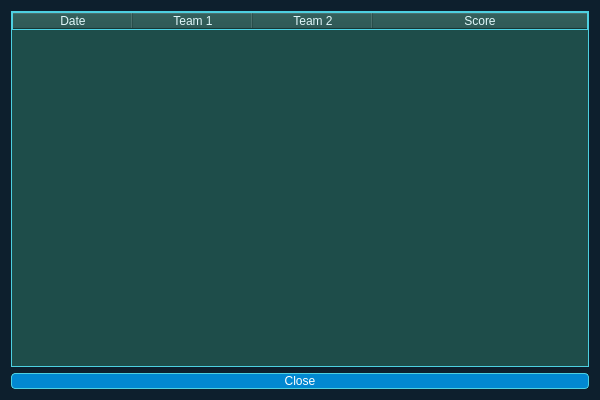
Above: matchesdialog.ui from Azer-khadhraoui/ALDAWRY-FOOTBALL before the change. Below: the same form after it.
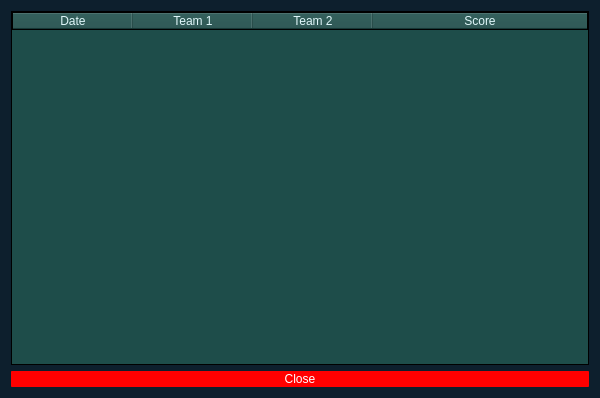
That is the form after the change.

```diff
--- a/matchesdialog.ui
+++ b/matchesdialog.ui
@@ -7,7 +7,7 @@
     <x>0</x>
     <y>0</y>
     <width>600</width>
-    <height>400</height>
+    <height>398</height>
    </rect>
   </property>
   <property name="windowTitle">
@@ -20,7 +20,7 @@
    <item>
     <widget class="QTableWidget" name="matchTable">
      <property name="styleSheet">
-      <string notr="true">background-color: #1e4d4a; border: 1px solid #4dd0e1; color: #e0f7fa;</string>
+      <string notr="true">background-color: #1e4d4a; border: 1px solid ; color: #e0f7fa;</string>
      </property>
      <property name="editTriggers">
       <set>QAbstractItemView::NoEditTriggers</set>
@@ -61,12 +61,12 @@
    </item>
    <item>
     <widget class="QPushButton" name="closeButton">
+     <property name="styleSheet">
+      <string notr="true">background-color: red; color: #ffffff; border: 1px solid red; border-radius: 1px;</string>
+     </property>
      <property name="text">
       <string>Close</string>
      </property>
-     <property name="styleSheet">
-      <string notr="true">background-color: #0288d1; color: #ffffff; border: 1px solid #4dd0e1; border-radius: 4px;</string>
-     </property>
     </widget>
    </item>
   </layout>
```
Left out of the diff: 4 changed lines with no effect on the pictures.
